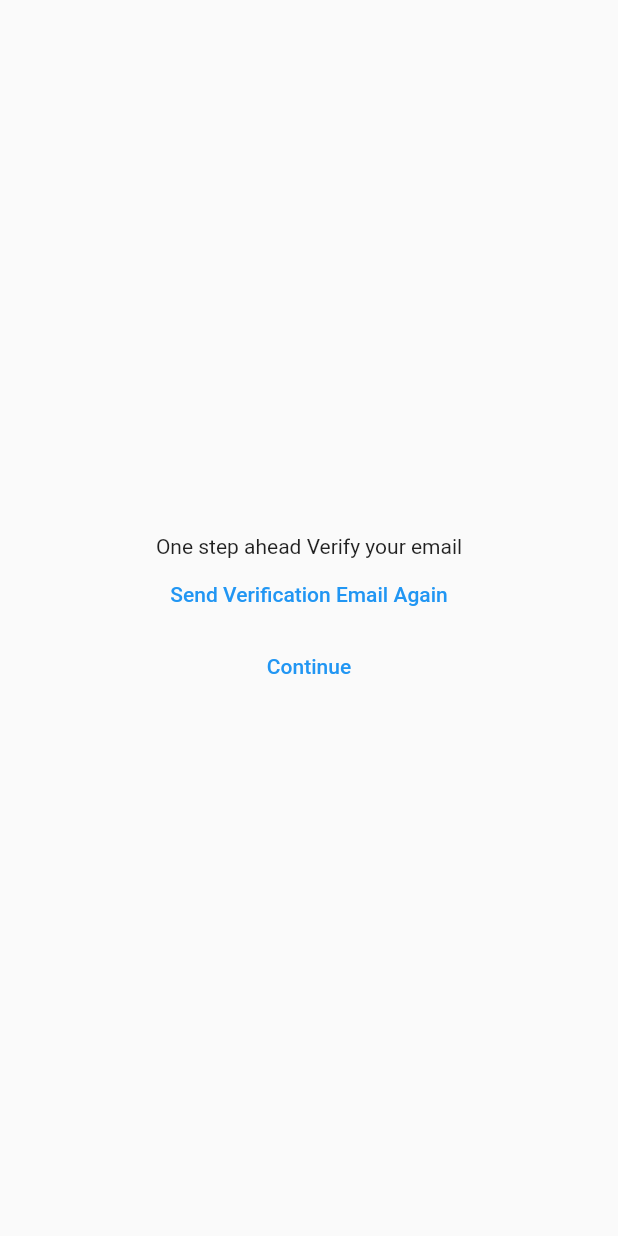
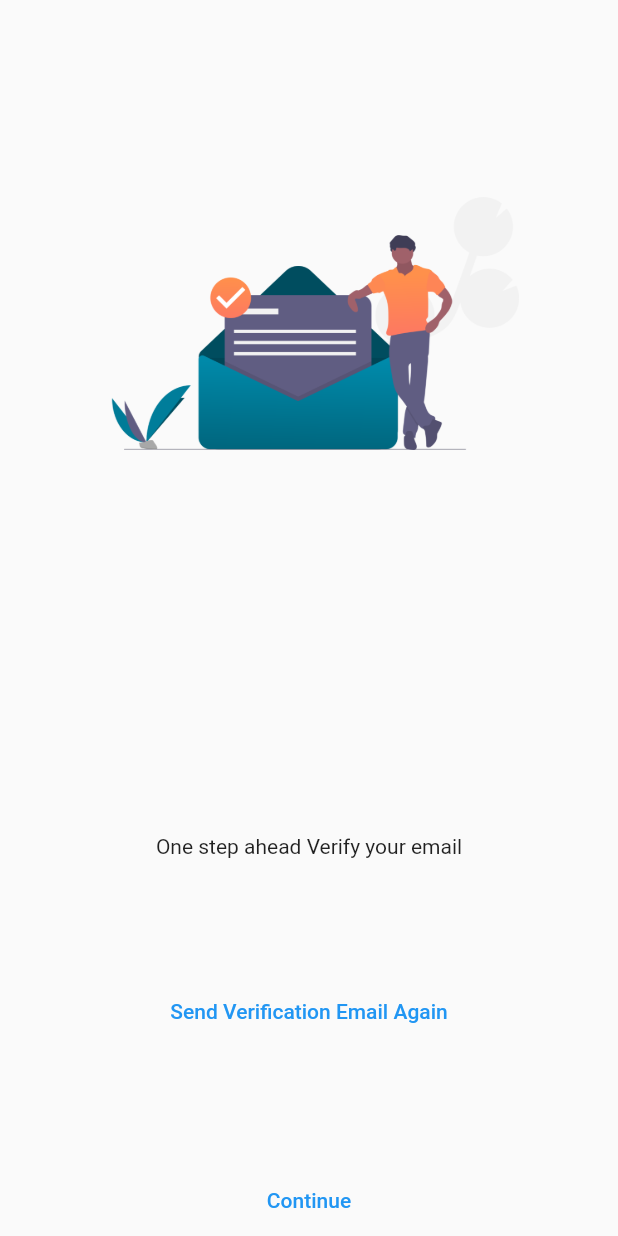
Before and after one commit to AhmadWehbe167/youplan, a Flutter app: the VerificationPage screen opened directly, on a phone screen of 412 x 824 dp. Run offline on Flutter 3.47's test engine with Material 2 defaults, Android fonts, the phone set to English and light mode, and no system bars; our stand-ins replace cloud_firestore, data_connection_checker, firebase_auth, firebase_core, flare_flutter, flutter_spinkit and 2 more; missing offline and left inert: algolia, flutter_google_places, google_maps_webservice; accounts and stored records are empty.

Commit message:
extra changes

```diff
--- a/lib/Authenticate_Screens/Email_Auth/Verification_page.dart
+++ b/lib/Authenticate_Screens/Email_Auth/Verification_page.dart
@@ -26,8 +26,20 @@ class _VerificationPageState extends State<VerificationPage> {
             key: _scaffoldKey,
             body: Center(
               child: Column(
-                mainAxisAlignment: MainAxisAlignment.center,
+                mainAxisAlignment: MainAxisAlignment.spaceBetween,
                 children: [
+                  Container(
+                    height: 300,
+                    width: 280,
+                    decoration: BoxDecoration(
+                        image: DecorationImage(
+                      alignment: Alignment.bottomCenter,
+                      image: AssetImage('images/verification.png'),
+                    )),
+                  ),
+                  SizedBox(
+                    height: 100,
+                  ),
                   Text("One step ahead Verify your email"),
                   TextButton(
                     child: Text("Send Verification Email Again"),
--- a/lib/Welcome/SplashScreen.dart
+++ b/lib/Welcome/SplashScreen.dart
@@ -1,6 +1,6 @@
 import 'package:flutter/material.dart';
 import 'package:splashscreen/splashscreen.dart';
-import 'package:youplan/Wrapper/Wrapper.dart';
+import 'package:youplan/Authenticate_Screens/Email_Auth/Verification_page.dart';
 
 class IntroScreen extends StatefulWidget {
   @override
@@ -21,7 +21,7 @@ class _IntroScreenState extends State<IntroScreen> {
       photoSize: 100.0,
       onClick: () => print("flutter"),
       loaderColor: Colors.green,
-      navigateAfterSeconds: Wrapper(),
+      navigateAfterSeconds: VerificationPage(),
     );
   }
 }
--- a/lib/shared/loading.dart
+++ b/lib/shared/loading.dart
@@ -28,7 +28,8 @@ class LogoLoading extends StatelessWidget {
           width: 150,
           decoration: BoxDecoration(
               image: DecorationImage(
-                  image: AssetImage('images/Logo.png'), fit: BoxFit.contain)),
+                  image: AssetImage('images/finalLogo.png'),
+                  fit: BoxFit.contain)),
         ),
       ),
     );
```
Also changed, not shown: images/Logo.png (deleted), images/background.jpg (deleted), images/verification.png (added).
